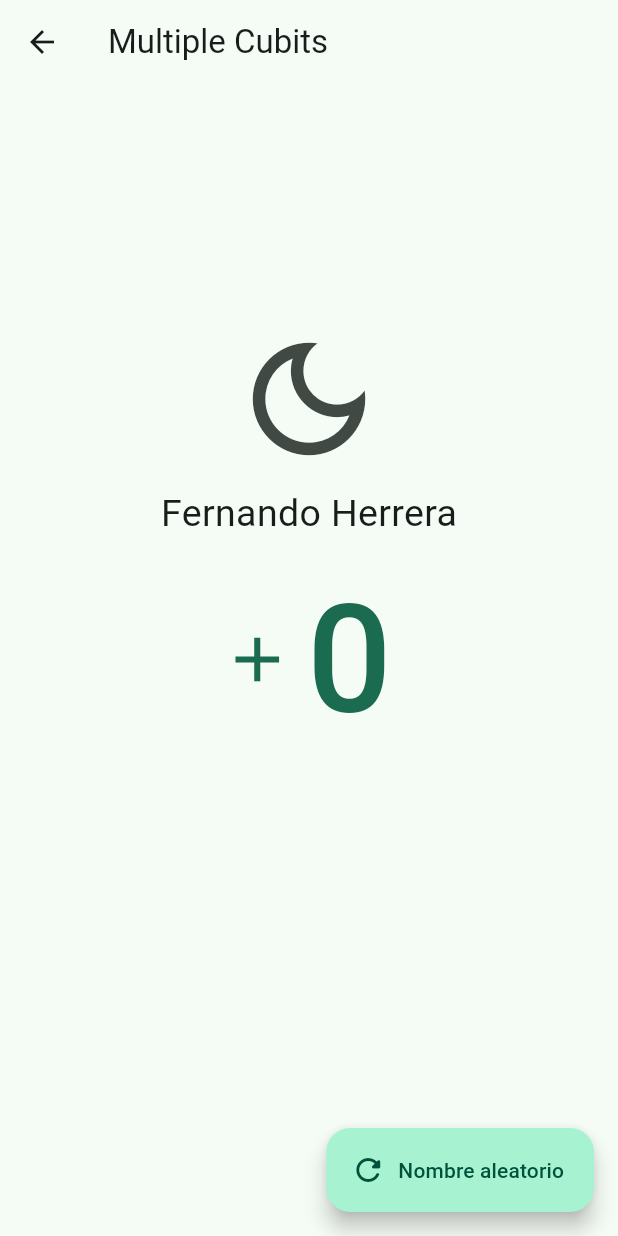
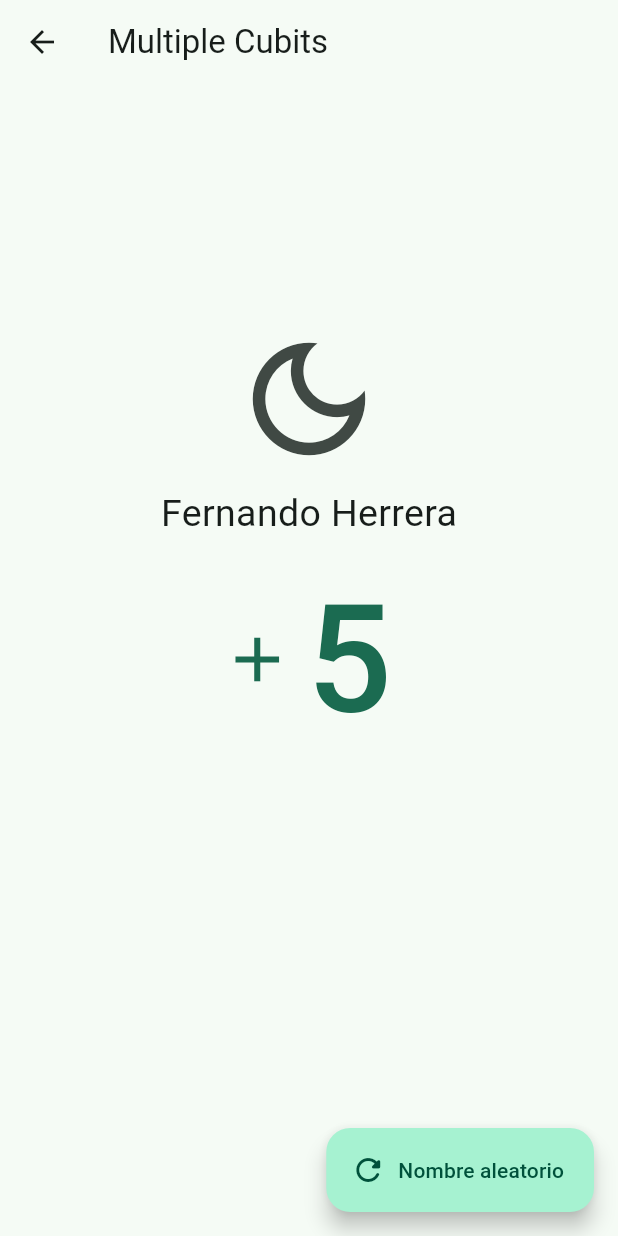
Before and after one commit to albinrk10/Flutter-Bloc-Example, a Flutter app: the screen it shows after launch, after a tap on "Multiples cubits", on a phone screen of 412 x 824 dp. Run offline on Flutter 3.47's test engine with Material 3 defaults, Android fonts, the phone set to English and light mode, and no system bars; our stand-ins replace bloc, dio, flutter_bloc, go_router; missing offline and left inert: random_name_generator.

Commit message:
Counter Cubit

```diff
--- a/lib/main.dart
+++ b/lib/main.dart
@@ -4,24 +4,23 @@ import 'package:flutter_bloc/flutter_bloc.dart';
 import 'config/config.dart';
 import 'presentation/bloc/bloc.dart';
 
-
 void main() {
   runApp(const BlocProviders());
 }
-
 
 class BlocProviders extends StatelessWidget {
   const BlocProviders({super.key});
 
   @override
   Widget build(BuildContext context) {
-    return MultiBlocProvider(
-      providers: [
-        //Usamos lazy false para que inicie todos lo bloc al iniciar la app, true en caso contrario
-       BlocProvider(create: (context) => UsernameCubit(),lazy: false,),
-        BlocProvider(create: (context) => RouterSimpleCubit()),
-      ],
-      child: const App()
-    );
+    return MultiBlocProvider(providers: [
+      //Usamos lazy false para que inicie todos lo bloc al iniciar la app, true en caso contrario
+      BlocProvider(
+        create: (context) => UsernameCubit(),
+        lazy: false,
+      ),
+      BlocProvider(create: (context) => RouterSimpleCubit()),
+      BlocProvider(create: (context) => CounterCubit()),
+    ], child: const App());
   }
 }
--- /dev/null
+++ b/lib/presentation/bloc/02_counter/counter_cubit.dart
@@ -0,0 +1,10 @@
+
+import 'package:flutter_bloc/flutter_bloc.dart';
+
+class CounterCubit extends Cubit<int>{
+
+  CounterCubit() : super(5);
+
+  void incrementBy(int value) => emit(state + value);
+
+}
--- a/lib/presentation/bloc/bloc.dart
+++ b/lib/presentation/bloc/bloc.dart
@@ -1 +1,2 @@
 export '01-simple_cubit/username_cubit.dart';
+export '02_counter/counter_cubit.dart';
--- a/lib/presentation/screens/03_multiple_cubits/multiple_cubits_screen.dart
+++ b/lib/presentation/screens/03_multiple_cubits/multiple_cubits_screen.dart
@@ -1,4 +1,7 @@
 import 'package:flutter/material.dart';
+import 'package:flutter_bloc/flutter_bloc.dart';
+
+import '../../bloc/bloc.dart';
 
 
 class MultipleCubitScreen extends StatelessWidget {
@@ -6,6 +9,7 @@ class MultipleCubitScreen extends StatelessWidget {
 
   @override
   Widget build(BuildContext context) {
+    final counterCubit = context.watch<CounterCubit>();
     return Scaffold(
       appBar: AppBar(
         title: const Text('Multiple Cubits'),
@@ -25,8 +29,10 @@ class MultipleCubitScreen extends StatelessWidget {
 
             TextButton.icon(
               icon: const Icon( Icons.add, size: 50,),
-              label: const Text('0', style: TextStyle(fontSize: 100)),
-              onPressed: () {},
+              label:  Text('${counterCubit.state}', style: const TextStyle(fontSize: 100)),
+              onPressed: () {
+                counterCubit.incrementBy(2);
+              },
             ),
 
             const Spacer( flex: 2 ),
```
